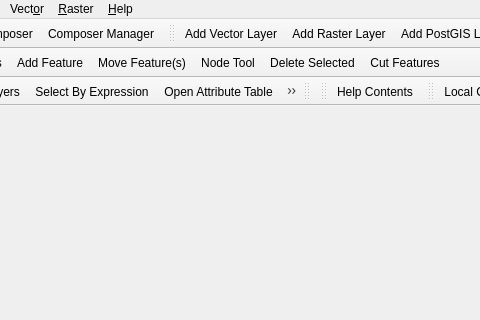
The window that src/ui/qgisapp.ui (qgis/QGIS) describes before a commit, drawn with Qt 5; both pictures show x 285 to 765 and y 0 to 320 of the 1050 by 506 pixel window.
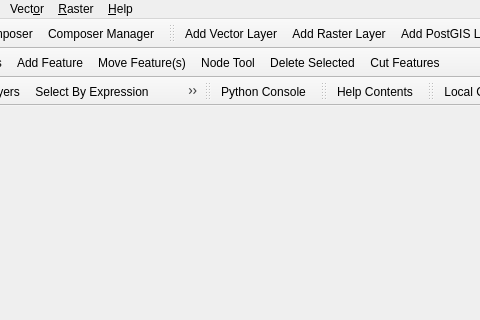
The same window after the commit. Icons and pictures are not drawn.

Commit message: Add toolbar icon and shortcut for python console

What changed in the file:
```diff
--- a/src/ui/qgisapp.ui
+++ b/src/ui/qgisapp.ui
@@ -423,6 +423,7 @@
    <attribute name="toolBarBreak">
     <bool>false</bool>
    </attribute>
+   <addaction name="mActionShowPythonDialog"/>
   </widget>
   <widget class="QToolBar" name="mHelpToolBar">
    <property name="windowTitle">
```
Left out of the diff: 9 changed lines with no effect on the pictures.
